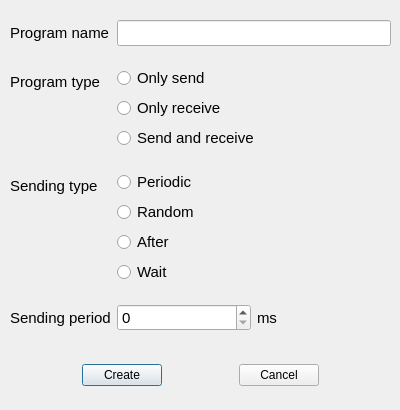
Above: 2-sem/lab3b/Windows/programbuilderwindow.ui from Megarekrut65/OOP-labs before the change. Below: the same form after it.
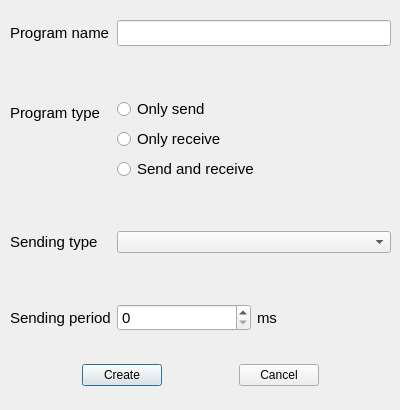
That is the form after the change.

Patch:
```diff
--- a/2-sem/lab3b/Windows/programbuilderwindow.ui
+++ b/2-sem/lab3b/Windows/programbuilderwindow.ui
@@ -152,58 +152,6 @@
       </property>
      </widget>
     </item>
-    <item row="4" column="1">
-     <layout class="QVBoxLayout" name="verticalLayout_2">
-      <item>
-       <widget class="QRadioButton" name="radioButtonPeriodic">
-        <property name="font">
-         <font>
-          <pointsize>11</pointsize>
-         </font>
-        </property>
-        <property name="text">
-         <string>Periodic</string>
-        </property>
-       </widget>
-      </item>
-      <item>
-       <widget class="QRadioButton" name="radioButtonRandom">
-        <property name="font">
-         <font>
-          <pointsize>11</pointsize>
-         </font>
-        </property>
-        <property name="text">
-         <string>Random</string>
-        </property>
-       </widget>
-      </item>
-      <item>
-       <widget class="QRadioButton" name="radioButtonAfter">
-        <property name="font">
-         <font>
-          <pointsize>11</pointsize>
-         </font>
-        </property>
-        <property name="text">
-         <string>After</string>
-        </property>
-       </widget>
-      </item>
-      <item>
-       <widget class="QRadioButton" name="radioButtonWait">
-        <property name="font">
-         <font>
-          <pointsize>11</pointsize>
-         </font>
-        </property>
-        <property name="text">
-         <string>Wait</string>
-        </property>
-       </widget>
-      </item>
-     </layout>
-    </item>
     <item row="5" column="1">
      <spacer name="verticalSpacer_3">
       <property name="orientation">
@@ -257,6 +205,9 @@
       </item>
      </layout>
     </item>
+    <item row="4" column="1">
+     <widget class="QComboBox" name="comboBoxSendingType"/>
+    </item>
    </layout>
   </widget>
   <widget class="QWidget" name="horizontalLayoutWidget_2">
```
